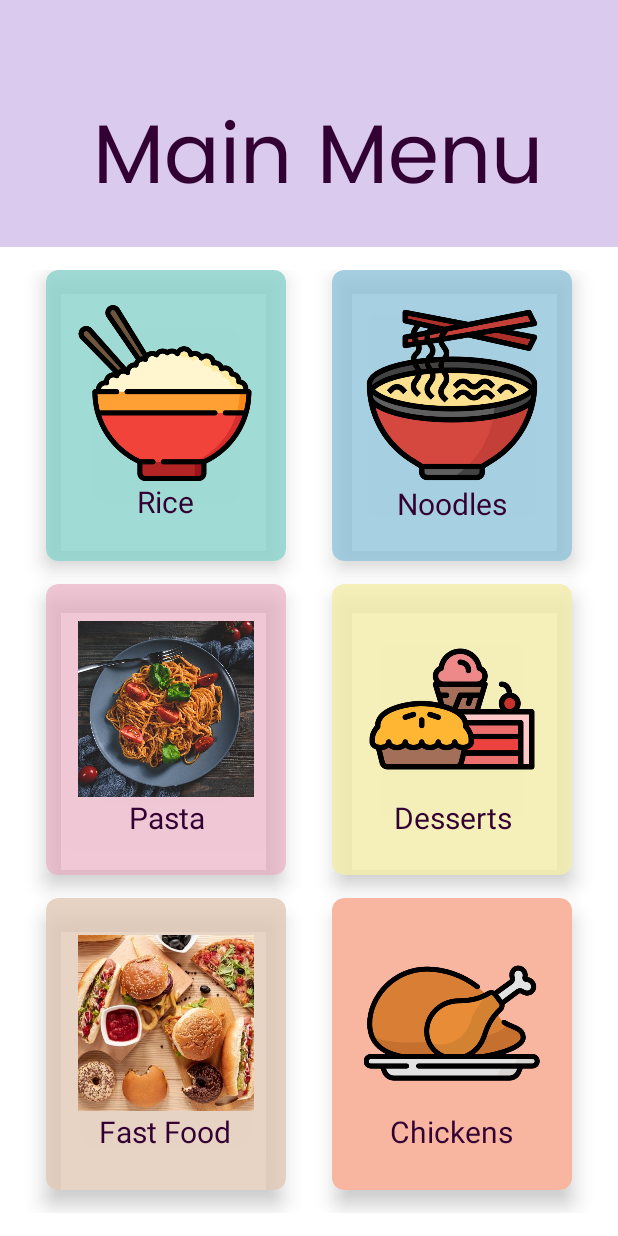
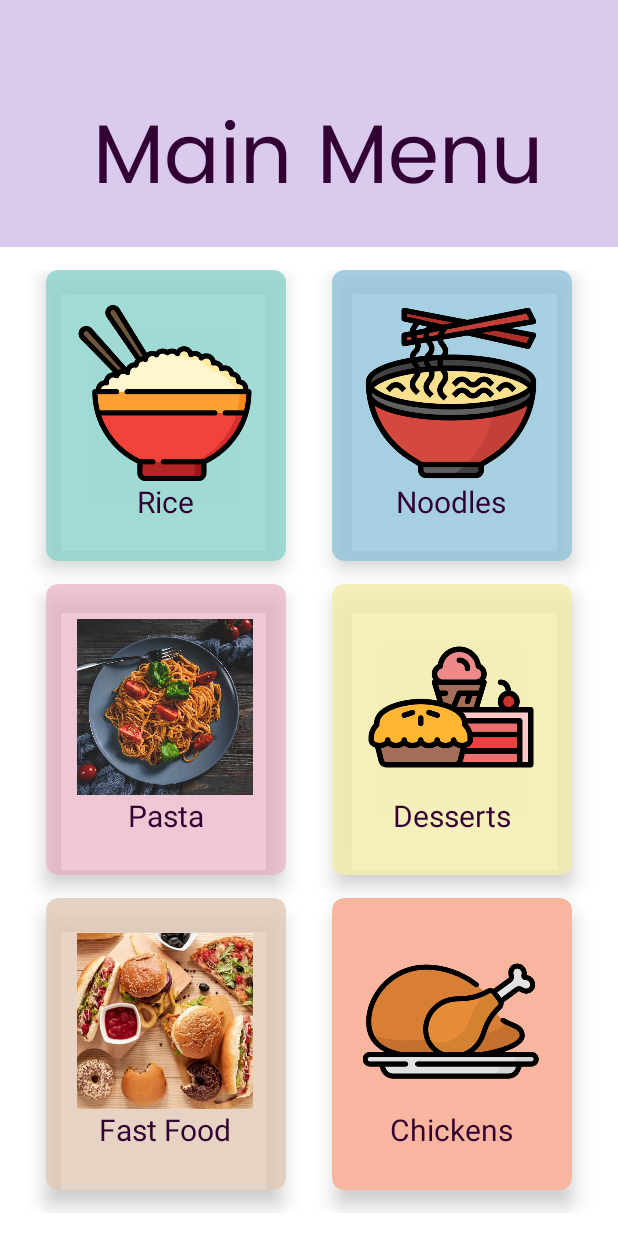
Before and after one commit to frhanaalmshh/flavourecipe, an Android app: the FoodHomepage screen opened directly, with no data from a screen before it, on a phone screen of 412 x 824 dp. Run offline under Robolectric (Android 15) with nearby library versions, the phone set to English and light mode, and no system bars.

Commit message:
Changed the layout text

```diff
--- a/app/src/main/res/layout/foodhomepage.xml
+++ b/app/src/main/res/layout/foodhomepage.xml
@@ -109,8 +109,8 @@
                 app:cardCornerRadius="8dp">
 
                 <LinearLayout
-                    android:layout_width="wrap_content"
-                    android:layout_height="wrap_content"
+                    android:layout_width="142dp"
+                    android:layout_height="147dp"
                     android:layout_gravity="center_horizontal|center_vertical"
                     android:layout_margin="15dp"
                     android:orientation="vertical">
@@ -126,11 +126,11 @@
                     <TextView
                         android:layout_width="wrap_content"
                         android:layout_height="wrap_content"
+                        android:layout_gravity="center_horizontal"
                         android:text="Noodles"
-                        android:textSize="20dp"
+                        android:textAlignment="center"
                         android:textColor="#303"
-                        android:textAlignment="center"
-                        android:layout_gravity="center_horizontal">
+                        android:textSize="20dp">
 
                     </TextView>
 
@@ -153,8 +153,8 @@
                 app:cardCornerRadius="8dp">
 
                 <LinearLayout
-                    android:layout_width="wrap_content"
-                    android:layout_height="wrap_content"
+                    android:layout_width="142dp"
+                    android:layout_height="147dp"
                     android:layout_gravity="center_horizontal|center_vertical"
                     android:layout_margin="15dp"
                     android:orientation="vertical">
@@ -170,11 +170,11 @@
                     <TextView
                         android:layout_width="wrap_content"
                         android:layout_height="wrap_content"
+                        android:layout_gravity="center_horizontal"
                         android:text="Pasta"
-                        android:textSize="20dp"
+                        android:textAlignment="center"
                         android:textColor="#303"
-                        android:textAlignment="center"
-                        android:layout_gravity="center_horizontal">
+                        android:textSize="20dp">
 
                     </TextView>
 
@@ -197,8 +197,8 @@
                 app:cardCornerRadius="8dp">
 
                 <LinearLayout
-                    android:layout_width="wrap_content"
-                    android:layout_height="wrap_content"
+                    android:layout_width="142dp"
+                    android:layout_height="147dp"
                     android:layout_gravity="center_horizontal|center_vertical"
                     android:layout_margin="15dp"
                     android:orientation="vertical">
@@ -214,11 +214,11 @@
                     <TextView
                         android:layout_width="wrap_content"
                         android:layout_height="wrap_content"
+                        android:layout_gravity="center_horizontal"
                         android:text="Desserts"
-                        android:textSize="20dp"
+                        android:textAlignment="center"
                         android:textColor="#303"
-                        android:textAlignment="center"
-                        android:layout_gravity="center_horizontal">
+                        android:textSize="20dp">
 
                     </TextView>
 
@@ -241,8 +241,8 @@
                 app:cardCornerRadius="8dp">
 
                 <LinearLayout
-                    android:layout_width="wrap_content"
-                    android:layout_height="wrap_content"
+                    android:layout_width="142dp"
+                    android:layout_height="147dp"
                     android:layout_gravity="center_horizontal|center_vertical"
                     android:layout_margin="15dp"
                     android:orientation="vertical">
@@ -258,11 +258,11 @@
                     <TextView
                         android:layout_width="wrap_content"
                         android:layout_height="wrap_content"
+                        android:layout_gravity="center_horizontal"
                         android:text="Fast Food"
-                        android:textSize="20dp"
+                        android:textAlignment="center"
                         android:textColor="#303"
-                        android:textAlignment="center"
-                        android:layout_gravity="center_horizontal">
+                        android:textSize="20dp">
 
                     </TextView>
 
@@ -285,8 +285,8 @@
                 app:cardCornerRadius="8dp">
 
                 <LinearLayout
-                    android:layout_width="wrap_content"
-                    android:layout_height="wrap_content"
+                    android:layout_width="142dp"
+                    android:layout_height="147dp"
                     android:layout_gravity="center_horizontal|center_vertical"
                     android:layout_margin="15dp"
                     android:orientation="vertical">
```
